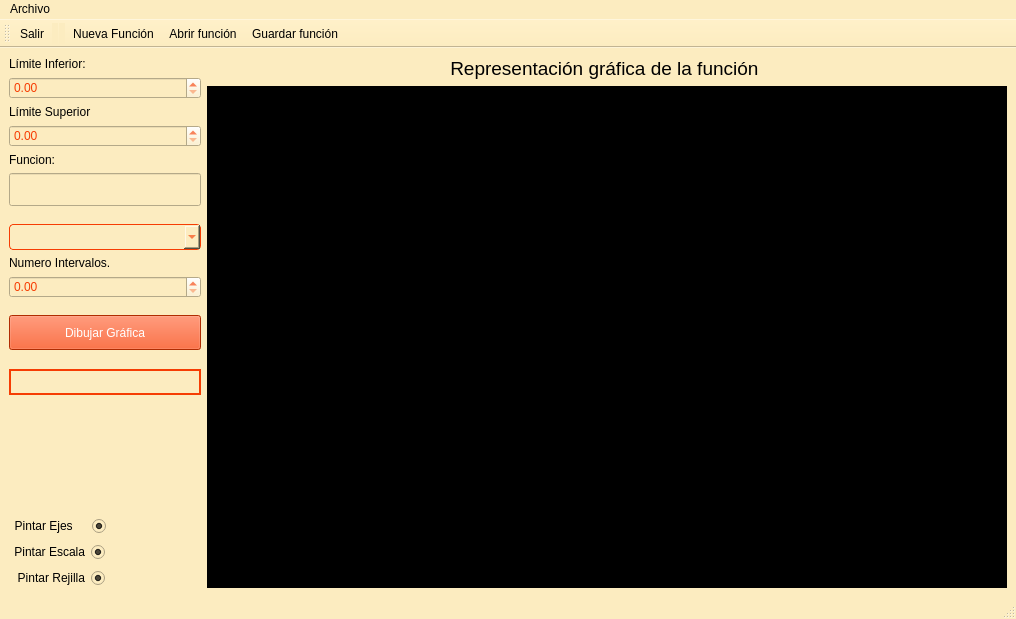
Above: forms/mainwindow.ui from BertoSoft/ReFunGraf_1.0 before the change. Below: the same form after it.
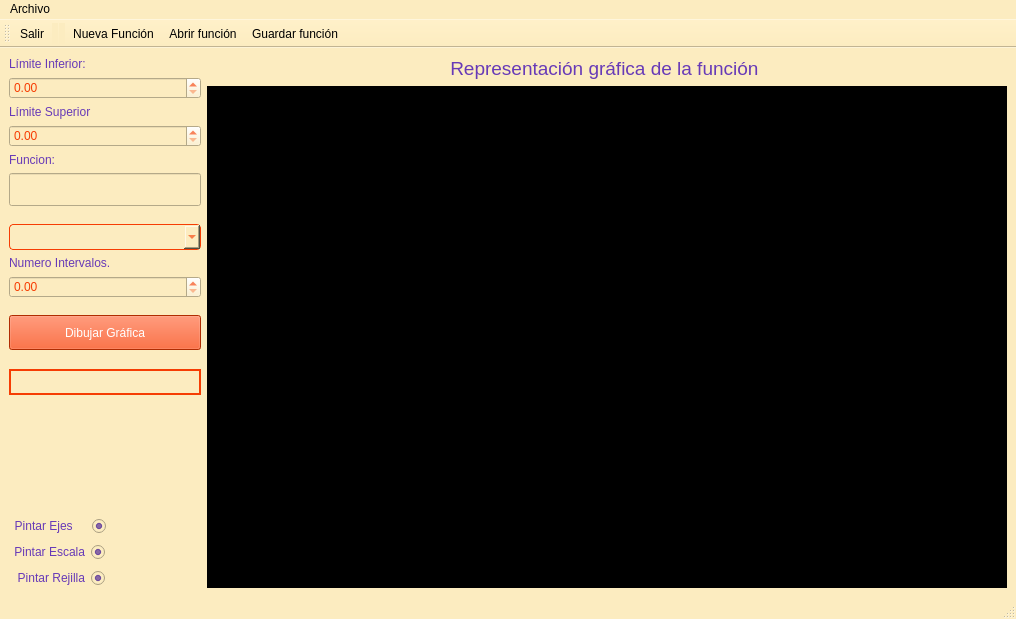
That is the form after the change. Icons and pictures are not drawn.

The edit to the form file:
```diff
--- a/forms/mainwindow.ui
+++ b/forms/mainwindow.ui
@@ -39,16 +39,21 @@
 	/* QLAbels*/
 	QLabel{
 		 background-color: #FCECC0;
-        color: #000000;
+        color: #673AB7;
 	}
 
-QComboBox {
-    background-color: #FCECC0; /* Tu color de fondo (ejemplo: morado de tu app) */
-    color: #F63D03;              /* Color del texto */
-    border: 1px solid #F63D03; /* Obligatorio: define un borde para activar el fondo */
-    border-radius: 4px;
-    padding: 4px 10px;
-}
+	QComboBox {
+    	background-color: #FCECC0; /* Tu color de fondo (ejemplo: morado de tu app) */
+    	color: #F63D03;              /* Color del texto */
+   		border: 1px solid #F63D03; /* Obligatorio: define un borde para activar el fondo */
+    	border-radius: 4px;
+    	padding: 4px 10px;
+	}
+
+	QComboBox:hover{
+		background-color:#673AB7;
+		color:#FFFFFF;
+	}
 
 QComboBox QAbstractItemView {
        background-color: #FCECC0;  /* Mismo color de fondo para la lista */
@@ -61,7 +66,7 @@
     /* Barra de estado con fondo crema unificado */
     QStatusBar {
         background-color: #FCECC0;
-        color: #673AB7;
+        color: #000000;
     }
 	
 	/* QToolBar*/
@@ -94,6 +99,12 @@
     padding-left: 5px; /* Desplaza ligeramente hacia la derecha para simular presión */
 }
 
+
+	QRadioButton{
+		background-color:#FCECC0;
+		color:#673AB7;
+	}
+
     /* Estilo genérico para botones que añadas en el futuro */
     QPushButton {
         background-color: #F63D03;
@@ -306,9 +317,7 @@
                <enum>Qt::LayoutDirection::RightToLeft</enum>
               </property>
               <property name="styleSheet">
-               <string notr="true">background-color: #FCECC0;
-color:#000000;
-</string>
+               <string notr="true"/>
               </property>
               <property name="text">
                <string>Pintar Ejes    </string>
@@ -344,8 +353,7 @@
                <enum>Qt::LayoutDirection::RightToLeft</enum>
               </property>
               <property name="styleSheet">
-               <string notr="true">background-color: #FCECC0;
-color:#000000;
+               <string notr="true">
 </string>
               </property>
               <property name="text">
@@ -382,9 +390,7 @@
                <enum>Qt::LayoutDirection::RightToLeft</enum>
               </property>
               <property name="styleSheet">
-               <string notr="true">background-color: #FCECC0;
-color:#000000;
-</string>
+               <string notr="true"/>
               </property>
               <property name="text">
                <string>Pintar Rejilla</string>
@@ -425,6 +431,9 @@
             <pointsize>14</pointsize>
            </font>
           </property>
+          <property name="styleSheet">
+           <string notr="true">color:#673AB7</string>
+          </property>
           <property name="text">
            <string>Representación gráfica de la función </string>
           </property>
```
